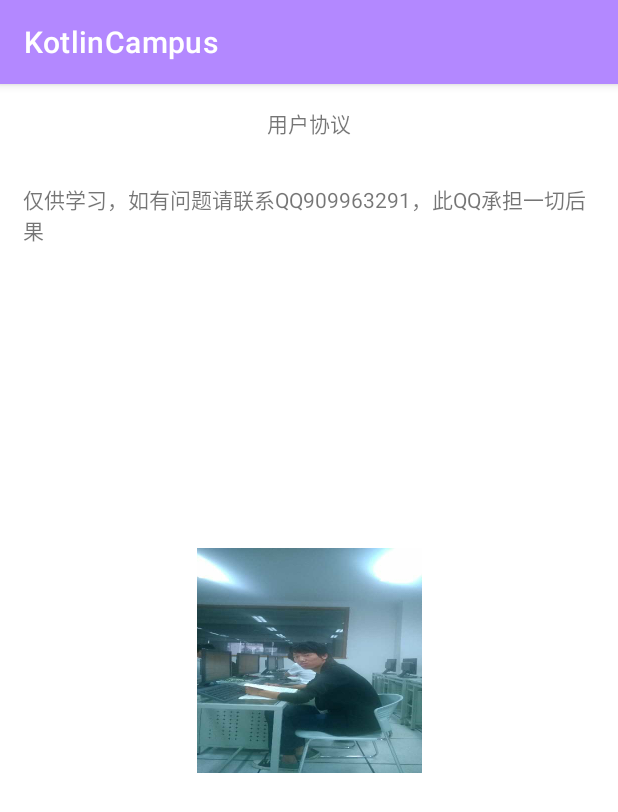
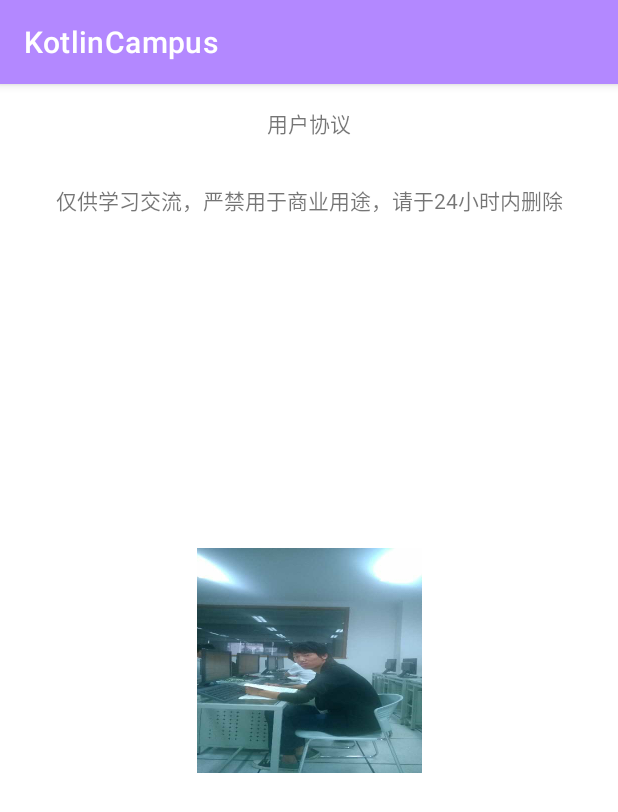
Before and after one commit to youminghuo2/KotlinCampus, an Android app: the PrivacyActivity screen opened directly, with no data from a screen before it, on a phone screen of 412 x 824 dp. Shown: the top 812 px of the screen. Run offline under Robolectric (Android 15) with nearby library versions, the phone set to English and light mode, and no system bars.

```diff
--- a/app/src/main/java/com/example/kotlincampus/net/ApiService.kt
+++ b/app/src/main/java/com/example/kotlincampus/net/ApiService.kt
@@ -25,7 +25,7 @@ interface ApiService {
     ): ApiResponse<LoginEntity?>
 
     companion object {
-        const val BASE_URL = "http://101.133.155.220:18080/"
+        const val BASE_URL = "http://101.133.155.220:28080/"
     }
 
     @GET("portal/index/poster/list/bylocation")
--- a/app/src/main/res/layout/activity_login.xml
+++ b/app/src/main/res/layout/activity_login.xml
@@ -68,8 +68,8 @@
     <com.google.android.material.checkbox.MaterialCheckBox
         android:id="@+id/privacy_checkbox"
         android:layout_width="wrap_content"
-       android:minWidth="@dimen/dp_30"
         android:layout_height="wrap_content"
+        android:minWidth="@dimen/dp_30"
         app:layout_constraintLeft_toLeftOf="parent"
         app:layout_constraintTop_toBottomOf="@id/psd_textField" />
 
--- a/app/src/main/res/layout/activity_privacy.xml
+++ b/app/src/main/res/layout/activity_privacy.xml
@@ -20,7 +20,7 @@
         android:layout_width="wrap_content"
         android:layout_height="wrap_content"
         android:layout_marginTop="@dimen/dp_30"
-        android:text="仅供学习，如有问题请联系QQ909963291，此QQ承担一切后果"
+        android:text="仅供学习交流，严禁用于商业用途，请于24小时内删除"
         app:layout_constraintLeft_toLeftOf="parent"
         app:layout_constraintRight_toRightOf="parent"
         app:layout_constraintTop_toBottomOf="@id/title" />
--- a/app/src/main/res/layout/fragment_home.xml
+++ b/app/src/main/res/layout/fragment_home.xml
@@ -4,13 +4,14 @@
     xmlns:tools="http://schemas.android.com/tools"
     android:layout_width="match_parent"
     android:layout_height="match_parent"
+    android:padding="@dimen/dp_10"
     tools:context=".view.ui.home.HomeFragment">
 
     <com.youth.banner.Banner
         android:id="@+id/banner"
         android:layout_width="@dimen/dp_0"
         android:layout_height="@dimen/dp_150"
-        app:banner_loop_time="3000"
+        app:banner_radius="@dimen/dp_25"
         app:layout_constraintLeft_toLeftOf="parent"
         app:layout_constraintRight_toRightOf="parent"
         app:layout_constraintTop_toTopOf="parent" />
@@ -18,6 +19,7 @@
     <androidx.recyclerview.widget.RecyclerView
         android:id="@+id/recyclerView"
         android:layout_width="@dimen/dp_0"
+        android:layout_marginTop="@dimen/dp_10"
         android:layout_height="@dimen/dp_0"
         app:layoutManager="androidx.recyclerview.widget.LinearLayoutManager"
         app:layout_constraintBottom_toBottomOf="parent"
--- a/app/src/main/res/values-night/colors.xml
+++ b/app/src/main/res/values-night/colors.xml
@@ -2,8 +2,8 @@
     <color name="purple_200">#FFBB86FC</color>
     <color name="purple_500">#FF6200EE</color>
     <color name="purple_700">#FF3700B3</color>
-    <color name="teal_200">#FF03DAC5</color>
-    <color name="teal_700">#FF018786</color>
+    <color name="teal_200">#9FA8DA</color>
+    <color name="teal_700">#8C9EFF</color>
     <color name="black">#FF000000</color>
     <color name="white">#FFFFFFFF</color>
     <color name="light_blue_600">#FF039BE5</color>
@@ -12,8 +12,6 @@
     <color name="light_blue_A400">#FF00B0FF</color>
     <color name="black_overlay">#66000000</color>
 
-    <color name="green">#FF03DAC5</color>
-
     <color name="button_background">#FF6200EE</color>
     <color name="button_ripper">#506200EE</color>
     <color name="text_color">#FFFFFF</color>
--- a/app/src/main/res/values-night/themes.xml
+++ b/app/src/main/res/values-night/themes.xml
@@ -7,7 +7,7 @@
         <item name="colorOnPrimary">@color/black</item>
         <!-- Secondary brand color. -->
         <item name="colorSecondary">@color/teal_200</item>
-        <item name="colorSecondaryVariant">@color/teal_200</item>
+        <item name="colorSecondaryVariant">@color/teal_700</item>
         <item name="colorOnSecondary">@color/black</item>
         <!-- Status bar color. -->
         <item name="android:statusBarColor" tools:targetApi="l">?attr/colorPrimaryVariant</item>
@@ -22,6 +22,10 @@
         <item name="colorPrimary">@color/purple_200</item>
         <item name="colorPrimaryVariant">@color/purple_700</item>
         <item name="colorOnPrimary">@color/black</item>
+
+        <item name="colorSecondary">@color/teal_200</item>
+        <item name="colorSecondaryVariant">@color/teal_700</item>
+        <item name="colorOnSecondary">@color/black</item>
     </style>
 
     <style name="button" parent="TextAppearance.MaterialComponents.Button">
--- a/app/src/main/res/values/colors.xml
+++ b/app/src/main/res/values/colors.xml
@@ -13,8 +13,6 @@
     <color name="light_blue_A400">#FF00B0FF</color>
     <color name="black_overlay">#66000000</color>
 
-    <color name="green">#FF03DAC5</color>
-
     <color name="button_background">#B388FF</color>
     <color name="button_ripper">#512DA8</color>
     <color name="text_color">#FFFFFF</color>
--- a/app/src/main/res/values/themes.xml
+++ b/app/src/main/res/values/themes.xml
@@ -21,10 +21,17 @@
         <item name="postSplashScreenTheme">@style/Theme.KotlinCampus</item>
     </style>
 
-    <style name="HideStyle" parent="Theme.MaterialComponents.Light.NoActionBar" >
+    <style name="HideStyle" parent="Theme.MaterialComponents.Light.NoActionBar">
         <item name="colorPrimary">@color/purple_500</item>
         <item name="colorPrimaryVariant">@color/purple_700</item>
         <item name="colorOnPrimary">@color/purple_200</item>
+
+        <item name="colorSecondary">@color/teal_200</item>
+        <item name="colorSecondaryVariant">@color/teal_700</item>
+        <item name="colorOnSecondary">@color/black</item>
+        <!-- Status bar color. -->
+        <item name="android:statusBarColor" tools:targetApi="l">?attr/colorPrimaryVariant</item>
+        <!-- Customize your theme here. -->
 
     </style>
 
--- a/base/src/main/java/com/example/base/base/BaseActivity.kt
+++ b/base/src/main/java/com/example/base/base/BaseActivity.kt
@@ -2,6 +2,7 @@ package com.example.base.base
 
 import android.app.ProgressDialog
 import android.os.Bundle
+import android.util.Log
 import androidx.annotation.LayoutRes
 import androidx.appcompat.app.AppCompatActivity
 import com.example.network.SHOW_TOAST
@@ -13,9 +14,14 @@ import com.jeremyliao.liveeventbus.LiveEventBus
  */
 abstract class BaseActivity : AppCompatActivity(), IUiView {
 
+    companion object {
+        private const val TAG = "当前的activity:"
+    }
+
     override fun onCreate(savedInstanceState: Bundle?) {
         super.onCreate(savedInstanceState)
         observeUi()
+        Log.d(TAG, javaClass.simpleName)
     }
 
     private fun observeUi() {
```
Also changed, not shown: app/src/main/java/com/example/kotlincampus/adapter/PageListAdapter.kt (+5 -2 lines), app/src/main/java/com/example/kotlincampus/view/ui/home/HomeFragment.kt (+11 -18 lines), base/src/main/java/com/example/base/base/BaseFragment.kt (+13 -0 lines). Lines whose indentation alone changed are shown as unchanged.
